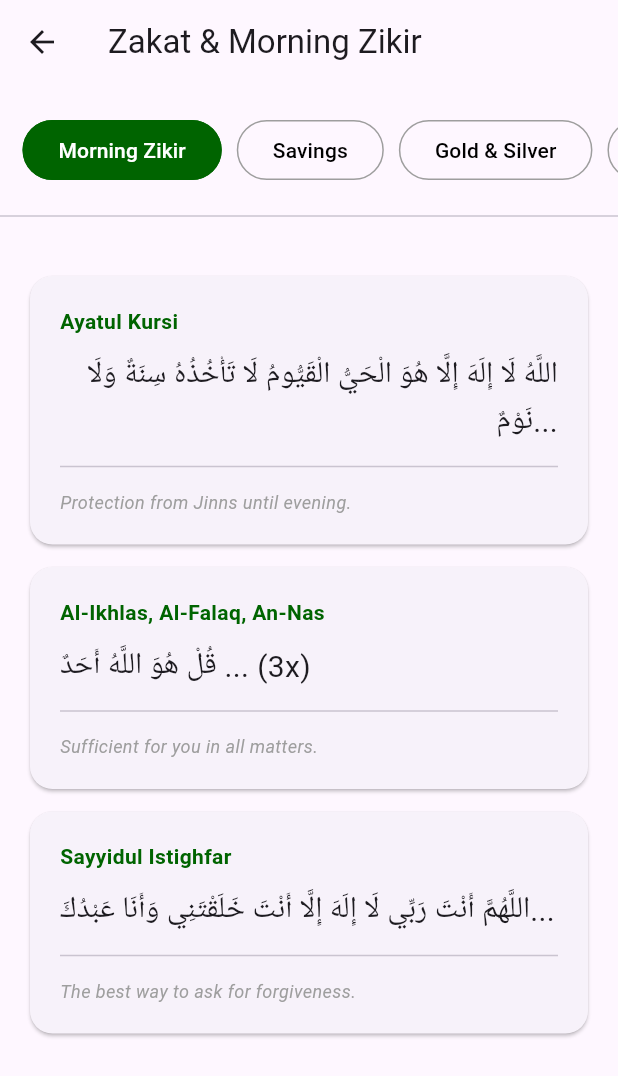
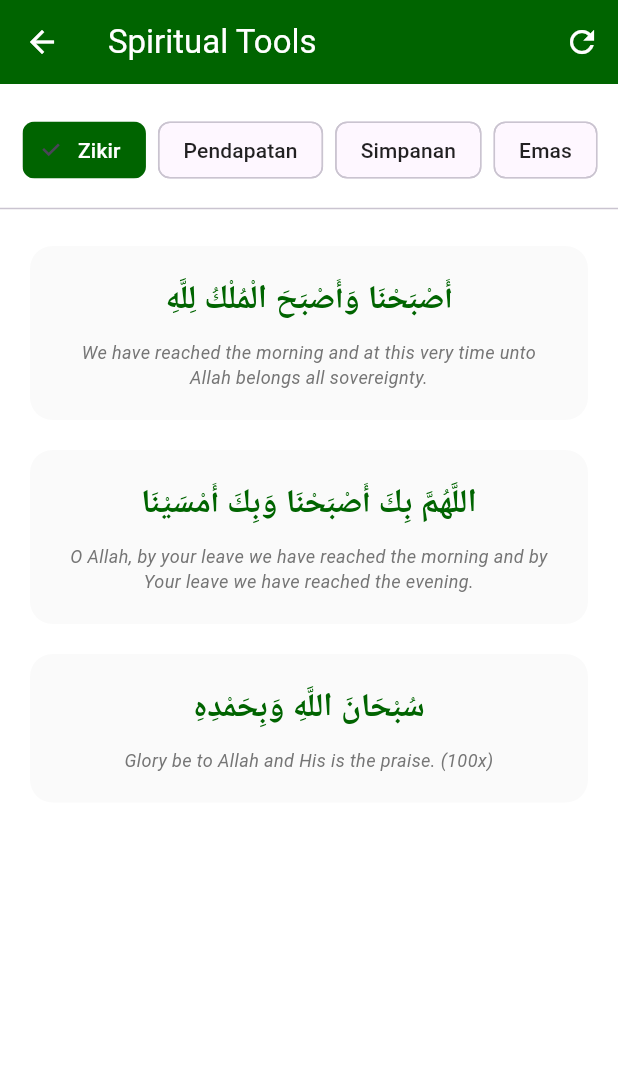
Before and after one commit to Hariz23/Al-Fajr, a Flutter app: the ZakatScreen screen opened directly, on a phone screen of 412 x 824 dp. Shown: the top 1076 px of the screen. Run offline on Flutter 3.47's test engine with Material 3 defaults, Android fonts, the phone set to English and light mode, and no system bars; our stand-ins replace cloud_firestore, firebase_auth, firebase_core, flutter_local_notifications, flutter_timezone, geolocator and 5 more; missing offline and left inert: flutter_qiblah, islamic_hijri_calendar; accounts and stored records are empty; network calls fail; Roboto replaces fonts that are missing (Arabic).

Commit message:
Zakat calculator is now functional

```diff
--- a/lib/zakat_screen.dart
+++ b/lib/zakat_screen.dart
@@ -9,188 +9,222 @@ class ZakatScreen extends StatefulWidget {
 }
 
 class _ZakatScreenState extends State<ZakatScreen> {
-  int _selectedTabIndex = 0; // 0: Zikir, 1: Savings, 2: Gold, 3: Debts
+  int _selectedTabIndex = 0;
 
-  final TextEditingController _savingsController = TextEditingController();
-  final TextEditingController _goldController = TextEditingController();
-  final TextEditingController _debtController = TextEditingController();
-  double _totalZakat = 0.0;
+  // --- STANDARDS ---
+  final double _standardGoldPrice = 399.95;
+  final double _moneyNisab = 33996.00;
+  final double _urufKeptGold = 85.0;
+  final double _urufWornGold = 800.0;
 
-  void _calculateZakat() {
-    double savings = double.tryParse(_savingsController.text) ?? 0;
-    double gold = double.tryParse(_goldController.text) ?? 0;
-    double debts = double.tryParse(_debtController.text) ?? 0;
-    double net = (savings + gold) - debts;
-    setState(() => _totalZakat = net > 0 ? net * 0.025 : 0);
+  // --- CONTROLLERS ---
+  final TextEditingController _monthlySalaryCtrl = TextEditingController();
+  final TextEditingController _otherIncomeCtrl = TextEditingController();
+  final TextEditingController _monthlyCarumanCtrl = TextEditingController();
+
+  final List<Map<String, TextEditingController>> _bankAccounts = [
+    {'name': TextEditingController(text: "Account 1"), 'balance': TextEditingController()}
+  ];
+
+  final List<Map<String, dynamic>> _goldItems = [
+    {'name': TextEditingController(), 'weight': TextEditingController(), 'isWorn': false}
+  ];
+
+  // --- ZIKIR DATA ---
+  final List<Map<String, String>> _morningZikir = [
+    {"ar": "أَصْبَحْنَا وَأَصْبَحَ الْمُلْكُ لِلَّهِ", "en": "We have reached the morning and at this very time unto Allah belongs all sovereignty."},
+    {"ar": "اللَّهُمَّ بِكَ أَصْبَحْنَا وَبِكَ أَمْسَيْنَا", "en": "O Allah, by your leave we have reached the morning and by Your leave we have reached the evening."},
+    {"ar": "سُبْحَانَ اللَّهِ وَبِحَمْدِهِ", "en": "Glory be to Allah and His is the praise. (100x)"},
+  ];
+
+  // --- INDEPENDENT TOTALS ---
+  double _zakatPendapatan = 0.0;
+  double _zakatSimpanan = 0.0;
+  double _zakatEmas = 0.0;
+
+  double _parse(String text) {
+    if (text.isEmpty) return 0.0;
+    return double.tryParse(text.replaceAll(RegExp(r'[^0-9.]'), '')) ?? 0.0;
+  }
+
+  void _runLiveCalculation() {
+    setState(() {
+      // 1. PENDAPATAN
+      double yearlyIncome = (_parse(_monthlySalaryCtrl.text) * 12) + _parse(_otherIncomeCtrl.text);
+      if (yearlyIncome >= _moneyNisab) {
+        double totalZakatOwed = yearlyIncome * 0.025;
+        double carumanAdjustment = (_parse(_monthlyCarumanCtrl.text) * 0.025);
+        double calc = totalZakatOwed - carumanAdjustment;
+        _zakatPendapatan = calc < 0 ? 0.0 : calc;
+      } else {
+        _zakatPendapatan = 0.0;
+      }
+
+      // 2. SIMPANAN
+      double totalBalance = 0.0;
+      for (var acc in _bankAccounts) totalBalance += _parse(acc['balance']!.text);
+      _zakatSimpanan = (totalBalance >= _moneyNisab) ? (totalBalance * 0.025) : 0.0;
+
+      // 3. EMAS
+      double tempGoldZakat = 0.0;
+      for (var item in _goldItems) {
+        double weight = _parse(item['weight']!.text);
+        double threshold = item['isWorn'] ? _urufWornGold : _urufKeptGold;
+        if (weight >= threshold) {
+          tempGoldZakat += (weight * _standardGoldPrice) * 0.025;
+        }
+      }
+      _zakatEmas = tempGoldZakat;
+    });
+  }
+
+  void _clearAll() {
+    _monthlySalaryCtrl.clear();
+    _otherIncomeCtrl.clear();
+    _monthlyCarumanCtrl.clear();
+    for (var acc in _bankAccounts) { acc['balance']!.clear(); acc['name']!.clear(); }
+    for (var item in _goldItems) item['weight']!.clear();
+    setState(() {
+      _zakatPendapatan = 0.0;
+      _zakatSimpanan = 0.0;
+      _zakatEmas = 0.0;
+    });
   }
 
   @override
   Widget build(BuildContext context) {
     return Scaffold(
-      appBar: AppBar(title: const Text("Zakat & Morning Zikir")),
+      backgroundColor: Colors.white,
+      appBar: AppBar(
+        title: const Text("Spiritual Tools"),
+        backgroundColor: AppTheme.primaryGreen,
+        foregroundColor: Colors.white,
+        actions: [IconButton(icon: const Icon(Icons.refresh), onPressed: _clearAll)],
+      ),
       body: Column(
         children: [
           const SizedBox(height: 20),
-
-          // --- THE BUTTON TABS ---
-          SingleChildScrollView(
-            scrollDirection: Axis.horizontal,
-            padding: const EdgeInsets.symmetric(horizontal: 15),
-            child: Row(
-              children: [
-                _navButton("Morning Zikir", 0),
-                _navButton("Savings", 1),
-                _navButton("Gold & Silver", 2),
-                _navButton("Debts", 3),
-              ],
-            ),
-          ),
-
-          const Divider(height: 40),
-
-          // --- CONTENT AREA ---
-          Expanded(
-            child: _buildCurrentView(),
-          ),
-
-          // --- THE BLACK CALCULATION BUTTON ---
+          _buildTabNavigation(),
+          const Divider(height: 30),
+          Expanded(child: SingleChildScrollView(child: _buildCurrentView())),
           if (_selectedTabIndex != 0) _buildCalculationFooter(),
         ],
       ),
     );
   }
 
-  Widget _navButton(String label, int index) {
-    bool isSelected = _selectedTabIndex == index;
-    return Padding(
-      padding: const EdgeInsets.only(right: 10),
-      child: OutlinedButton(
-        onPressed: () => setState(() => _selectedTabIndex = index),
-        style: OutlinedButton.styleFrom(
-          backgroundColor: isSelected ? AppTheme.primaryGreen : Colors.transparent,
-          side: BorderSide(color: isSelected ? AppTheme.primaryGreen : Colors.grey),
-          shape: RoundedRectangleBorder(borderRadius: BorderRadius.circular(30)),
-        ),
-        child: Text(
-          label,
-          style: TextStyle(color: isSelected ? Colors.white : Colors.black),
-        ),
-      ),
+  // --- VIEWS ---
+  Widget _buildCurrentView() {
+    switch (_selectedTabIndex) {
+      case 0: return _zikirView();
+      case 1: return _pendapatanView();
+      case 2: return _simpananView();
+      case 3: return _emasView();
+      default: return const Center(child: Text("Select a category"));
+    }
+  }
+
+  Widget _zikirView() => ListView.builder(
+    shrinkWrap: true,
+    physics: const NeverScrollableScrollPhysics(),
+    itemCount: _morningZikir.length,
+    itemBuilder: (context, index) => Container(
+      margin: const EdgeInsets.symmetric(horizontal: 20, vertical: 10),
+      padding: const EdgeInsets.all(20),
+      decoration: BoxDecoration(color: Colors.grey[50], borderRadius: BorderRadius.circular(15)),
+      child: Column(children: [
+        Text(_morningZikir[index]['ar']!, textAlign: TextAlign.right, style: const TextStyle(fontSize: 22, fontWeight: FontWeight.bold, color: AppTheme.primaryGreen)),
+        const SizedBox(height: 10),
+        Text(_morningZikir[index]['en']!, textAlign: TextAlign.center, style: TextStyle(fontSize: 12, color: Colors.grey[600], fontStyle: FontStyle.italic)),
+      ]),
+    ),
+  );
+
+  Widget _pendapatanView() => Padding(
+    padding: const EdgeInsets.symmetric(horizontal: 30),
+    child: Column(children: [
+      _field("Gaji Kasar Bulanan", _monthlySalaryCtrl, isRM: true),
+      _field("Pendapatan Lain (Setahun)", _otherIncomeCtrl, isRM: true),
+      _field("Caruman Zakat (Setahun)", _monthlyCarumanCtrl, isRM: true),
+    ]),
+  );
+
+  Widget _simpananView() => Padding(
+    padding: const EdgeInsets.symmetric(horizontal: 30),
+    child: Column(children: [
+      ..._bankAccounts.asMap().entries.map((e) => _itemCard(title: "Bank Info", onDelete: _bankAccounts.length > 1 ? () => setState(() { _bankAccounts.removeAt(e.key); _runLiveCalculation(); }) : null, children: [
+        _field("Nama Bank (e.g. ASB/Maybank)", e.value['name']!),
+        _field("Baki Terendah Setahun", e.value['balance']!, isRM: true),
+      ])),
+      TextButton.icon(onPressed: () => setState(() => _bankAccounts.add({'name': TextEditingController(), 'balance': TextEditingController()})), icon: const Icon(Icons.add), label: const Text("Tambah Simpanan"))
+    ]),
+  );
+
+  Widget _emasView() => Padding(
+    padding: const EdgeInsets.symmetric(horizontal: 30),
+    child: Column(children: [
+      ..._goldItems.asMap().entries.map((e) => _itemCard(title: "Item Emas", onDelete: _goldItems.length > 1 ? () => setState(() { _goldItems.removeAt(e.key); _runLiveCalculation(); }) : null, children: [
+        Row(children: [
+          _toggle(label: "Simpan", active: !e.value['isWorn'], onTap: () { setState(() => e.value['isWorn'] = false); _runLiveCalculation(); }),
+          const SizedBox(width: 8),
+          _toggle(label: "Hias", active: e.value['isWorn'], onTap: () { setState(() => e.value['isWorn'] = true); _runLiveCalculation(); }),
+        ]),
+        const SizedBox(height: 10),
+        _field("Berat (Gram)", e.value['weight']!, suffix: "g"),
+      ])),
+      TextButton.icon(onPressed: () => setState(() => _goldItems.add({'name': TextEditingController(), 'weight': TextEditingController(), 'isWorn': false})), icon: const Icon(Icons.add), label: const Text("Tambah Emas"))
+    ]),
+  );
+
+  // --- FOOTER ---
+  Widget _buildCalculationFooter() {
+    return Container(
+      padding: const EdgeInsets.all(20),
+      decoration: const BoxDecoration(color: Colors.white, boxShadow: [BoxShadow(color: Colors.black12, blurRadius: 10, offset: Offset(0, -2))]),
+      child: Column(mainAxisSize: MainAxisSize.min, children: [
+        _resRow("Zakat Pendapatan", _zakatPendapatan),
+        _resRow("Zakat Simpanan", _zakatSimpanan),
+        _resRow("Zakat Emas", _zakatEmas),
+        const Divider(height: 20),
+        Row(mainAxisAlignment: MainAxisAlignment.spaceBetween, children: [
+          const Text("TOTAL BAYARAN", style: TextStyle(fontWeight: FontWeight.bold)),
+          Text("RM ${(_zakatPendapatan + _zakatSimpanan + _zakatEmas).toStringAsFixed(2)}", style: const TextStyle(fontSize: 22, fontWeight: FontWeight.bold, color: AppTheme.primaryGreen)),
+        ]),
+      ]),
     );
   }
 
-  Widget _buildCurrentView() {
-    switch (_selectedTabIndex) {
-      case 0: return _morningZikirView();
-      case 1: return _inputField("Total Savings", "Cash in bank/hand", _savingsController);
-      case 2: return _inputField("Gold & Silver", "Current market value", _goldController);
-      case 3: return _inputField("Deductible Debts", "Money owed to others", _debtController);
-      default: return Container();
-    }
-  }
+  Widget _resRow(String label, double amount) => Padding(
+    padding: const EdgeInsets.symmetric(vertical: 2),
+    child: Row(mainAxisAlignment: MainAxisAlignment.spaceBetween, children: [
+      Text(label, style: const TextStyle(fontSize: 13, color: Colors.black54)),
+      Text("RM ${amount.toStringAsFixed(2)}", style: TextStyle(fontWeight: amount > 0 ? FontWeight.bold : FontWeight.normal)),
+    ]),
+  );
 
-Widget _morningZikirView() {
-  final List<Map<String, String>> morningAdhkar = [
-    {
-      "title": "Ayatul Kursi",
-      "arabic": "اللَّهُ لَا إِلَهَ إِلَّا هُوَ الْحَيُّ الْقَيُّومُ لَا تَأْخُذُهُ سِنَةٌ وَلَا نَوْمٌ...",
-      "benefit": "Protection from Jinns until evening."
-    },
-    {
-      "title": "Al-Ikhlas, Al-Falaq, An-Nas",
-      "arabic": "قُلْ هُوَ اللَّهُ أَحَدٌ ... (3x)",
-      "benefit": "Sufficient for you in all matters."
-    },
-    {
-      "title": "Sayyidul Istighfar",
-      "arabic": "اللَّهُمَّ أَنْتَ رَبِّي لَا إِلَهَ إِلَّا أَنْتَ خَلَقْتَنِي وَأَنَا عَبْدُكَ...",
-      "benefit": "The best way to ask for forgiveness."
-    }
-  ];
+  // --- HELPERS ---
+  Widget _field(String l, TextEditingController c, {bool isRM = false, String? suffix}) => Padding(
+    padding: const EdgeInsets.only(bottom: 12),
+    child: TextField(
+      controller: c,
+      onChanged: (_) => _runLiveCalculation(),
+      keyboardType: suffix == "g" || isRM ? const TextInputType.numberWithOptions(decimal: true) : TextInputType.text,
+      decoration: InputDecoration(labelText: l, prefixText: isRM ? "RM " : null, suffixText: suffix, border: OutlineInputBorder(borderRadius: BorderRadius.circular(10))),
+    ),
+  );
 
-  return ListView.builder(
-    padding: const EdgeInsets.all(20),
-    itemCount: morningAdhkar.length,
-    itemBuilder: (context, index) {
-      return Card(
-        margin: const EdgeInsets.only(bottom: 15),
-        shape: RoundedRectangleBorder(borderRadius: BorderRadius.circular(15)),
-        child: Padding(
-          padding: const EdgeInsets.all(20),
-          child: Column(
-            crossAxisAlignment: CrossAxisAlignment.start,
-            children: [
-              Text(morningAdhkar[index]['title']!,
-                  style: const TextStyle(fontWeight: FontWeight.bold, color: AppTheme.primaryGreen)),
-              const SizedBox(height: 10),
-              Text(
-                morningAdhkar[index]['arabic']!,
-                textAlign: TextAlign.right,
-                style: const TextStyle(fontSize: 20, fontFamily: 'Arabic', height: 1.5),
-              ),
-              const Divider(height: 30),
-              Text(morningAdhkar[index]['benefit']!,
-                  style: const TextStyle(fontStyle: FontStyle.italic, color: Colors.grey, fontSize: 12)),
-            ],
-          ),
-        ),
-      );
-    },
+  Widget _itemCard({required String title, VoidCallback? onDelete, required List<Widget> children}) => Container(
+    margin: const EdgeInsets.only(bottom: 10), padding: const EdgeInsets.all(12),
+    decoration: BoxDecoration(color: Colors.grey[50], borderRadius: BorderRadius.circular(10), border: Border.all(color: Colors.grey[200]!)),
+    child: Column(children: [
+      if (onDelete != null) Align(alignment: Alignment.centerRight, child: IconButton(icon: const Icon(Icons.close, size: 18), onPressed: onDelete)),
+      ...children
+    ]),
   );
+
+  Widget _toggle({required String label, required bool active, required VoidCallback onTap}) => Expanded(
+    child: InkWell(onTap: onTap, child: Container(padding: const EdgeInsets.symmetric(vertical: 10), decoration: BoxDecoration(color: active ? AppTheme.primaryGreen : Colors.white, borderRadius: BorderRadius.circular(8), border: Border.all(color: Colors.grey[300]!)), alignment: Alignment.center, child: Text(label, style: TextStyle(color: active ? Colors.white : Colors.black, fontSize: 12, fontWeight: FontWeight.bold)))),
+  );
+
+  Widget _buildTabNavigation() => SingleChildScrollView(scrollDirection: Axis.horizontal, padding: const EdgeInsets.symmetric(horizontal: 15), child: Row(children: ["Zikir", "Pendapatan", "Simpanan", "Emas"].asMap().entries.map((e) => Padding(padding: const EdgeInsets.only(right: 8), child: ChoiceChip(label: Text(e.value), selected: _selectedTabIndex == e.key, onSelected: (s) => setState(() => _selectedTabIndex = e.key), selectedColor: AppTheme.primaryGreen, labelStyle: TextStyle(color: _selectedTabIndex == e.key ? Colors.white : Colors.black87)))).toList()));
 }
-
-  Widget _inputField(String title, String hint, TextEditingController controller) {
-    return Padding(
-      padding: const EdgeInsets.all(30),
-      child: Column(
-        crossAxisAlignment: CrossAxisAlignment.start,
-        children: [
-          Text(title, style: const TextStyle(fontSize: 22, fontWeight: FontWeight.bold)),
-          const SizedBox(height: 20),
-          TextField(
-            controller: controller,
-            keyboardType: TextInputType.number,
-            decoration: InputDecoration(
-              hintText: hint,
-              prefixText: "RM ",
-              border: OutlineInputBorder(borderRadius: BorderRadius.circular(15)),
-            ),
-          ),
-        ],
-      ),
-    );
-  }
-
-  Widget _buildCalculationFooter() {
-    return Container(
-      padding: const EdgeInsets.all(25),
-      color: Colors.white,
-      child: Column(
-        mainAxisSize: MainAxisSize.min,
-        children: [
-          Row(
-            mainAxisAlignment: MainAxisAlignment.spaceBetween,
-            children: [
-              const Text("Zakat Payable:", style: TextStyle(fontSize: 16)),
-              Text("RM ${_totalZakat.toStringAsFixed(2)}",
-                  style: const TextStyle(fontSize: 22, fontWeight: FontWeight.bold, color: AppTheme.primaryGreen)),
-            ],
-          ),
-          const SizedBox(height: 20),
-          SizedBox(
-            width: double.infinity,
-            height: 60,
-            child: ElevatedButton(
-              onPressed: _calculateZakat,
-              style: ElevatedButton.styleFrom(
-                backgroundColor: Colors.black, // Your wireframe's black button
-                shape: RoundedRectangleBorder(borderRadius: BorderRadius.circular(15)),
-              ),
-              child: const Text("CALCULATE ZAKAT", style: TextStyle(color: Colors.white, fontWeight: FontWeight.bold)),
-            ),
-          ),
-        ],
-      ),
-    );
-  }
-}
```
